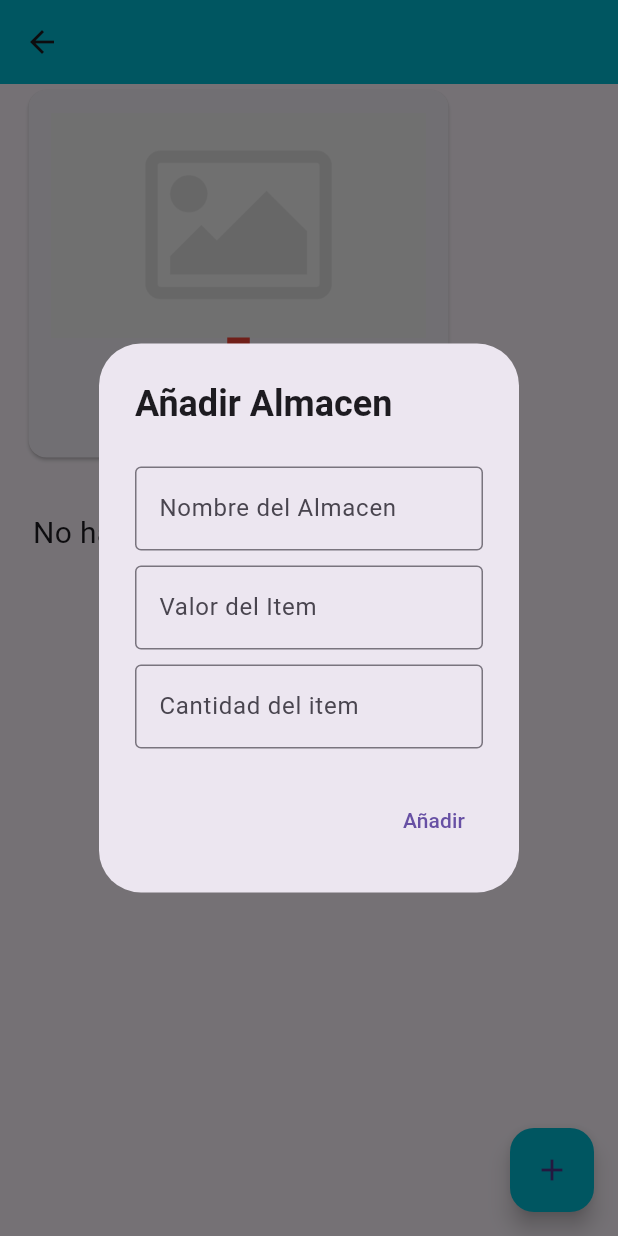
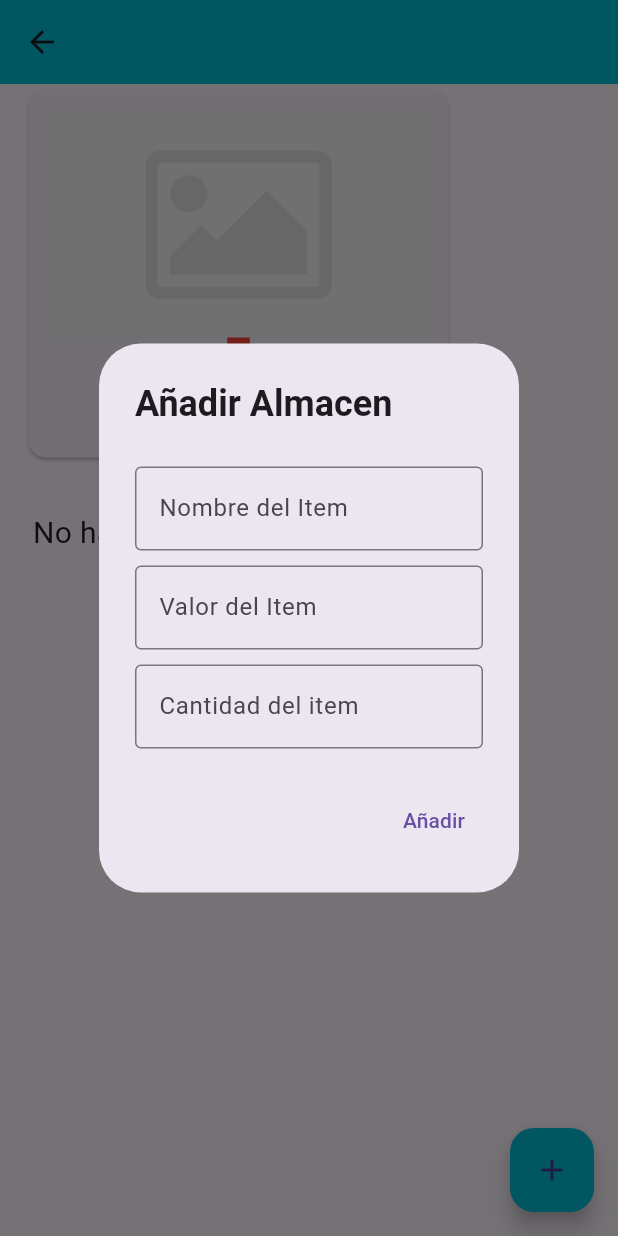
Before and after one commit to capeag12/gestor_de_inventario, a Flutter app: the Almacen_Page screen opened directly with empty values, after a tap on the "add" icon, on a phone screen of 412 x 824 dp. Run offline on Flutter 3.47's test engine with Material 2 defaults, Android fonts, the phone set to English and light mode, and no system bars; our stand-ins replace shared_preferences; missing offline and left inert: number_selection; accounts and stored records are empty; network calls fail.

Commit message:
V1
Añadiendo item al almacen

```diff
--- a/lib/Models/serviceAlmacenes.dart
+++ b/lib/Models/serviceAlmacenes.dart
@@ -102,4 +102,38 @@ class ServiceAlmacenes {
       return false;
     }
   }
+
+  Future<Item?> agregarItem(ItemAlmacen itemadd, Almacen almacen) async {
+    final String url = "$_baseURL/almacenes/addProducto/${almacen.id}";
+    try {
+      var respuesta = await http.put(
+        Uri.parse(url),
+        headers: _serviceLogin.getHeaders(),
+        body: jsonEncode({
+          "nombre": itemadd.item.nombre,
+          "valor": itemadd.item.valor,
+          "cantidad": itemadd.cantidad,
+        }),
+      );
+      if (respuesta.statusCode == 404 ||
+          respuesta.statusCode == 400 ||
+          respuesta.statusCode == 500) {
+        return null;
+      } else if (respuesta.statusCode == 201) {
+        var decoded = jsonDecode(respuesta.body);
+        ItemAlmacen item = ItemAlmacen(
+          Item(decoded['item']['_id'], decoded['item']['nombre'],
+              decoded['item']['valor']),
+          decoded['cantidad'],
+        );
+
+        almacen.listaItems.add(item);
+        return item.item;
+      }
+      return null;
+    } catch (e) {
+      print(e);
+      return null;
+    }
+  }
 }
--- a/lib/pages/almacen_page.dart
+++ b/lib/pages/almacen_page.dart
@@ -75,7 +75,7 @@ class _Almacen_PageState extends State<Almacen_Page> {
                     )),
           floatingActionButton: FloatingActionButton(
             onPressed: () {
-              DialogAddItem.dialogAddAlmacen(context);
+              DialogAddItem.dialogAddItem(context);
             },
             child: Icon(Icons.add),
             backgroundColor: Colors.cyan,
--- a/lib/pages/dialogAddItem.dart
+++ b/lib/pages/dialogAddItem.dart
@@ -6,7 +6,7 @@ class DialogAddItem {
   static AddItemVM _addItemVM = AddItemVM();
   static GlobalKey<FormState> _formKey = GlobalKey<FormState>();
 
-  static Future<bool> _addAlmacen() async {
+  static Future<bool> _addItem() async {
     _formKey.currentState?.save();
     bool? validated = _formKey.currentState?.validate();
     if (validated == false) {
@@ -22,7 +22,7 @@ class DialogAddItem {
     return false;
   }
 
-  static Future<void> dialogAddAlmacen(BuildContext context) async {
+  static Future<void> dialogAddItem(BuildContext context) async {
     return showDialog<void>(
       context: context,
       barrierDismissible: true,
@@ -40,8 +40,8 @@ class DialogAddItem {
                     child: TextFormField(
                       decoration: const InputDecoration(
                         border: OutlineInputBorder(),
-                        labelText: "Nombre del Almacen",
-                        hintText: 'Nombre del Almacen',
+                        labelText: "Nombre del Item",
+                        hintText: 'Nombre del Item',
                       ),
                       onSaved: (value) {
                         _addItemVM.nombreItem = value ?? "";
@@ -126,7 +126,7 @@ class DialogAddItem {
             TextButton(
               child: Text('Añadir'),
               onPressed: () async {
-                bool addAlmacen = await _addAlmacen();
+                bool addAlmacen = await _addItem();
                 Navigator.pop(context);
                 if (addAlmacen == true) {
                   ScaffoldMessenger.of(context).showSnackBar(SnackBar(
```
